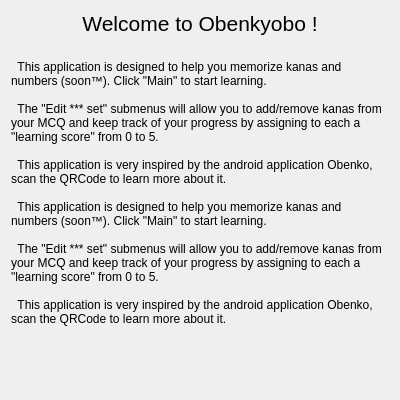
Qt form Src/widgetwelcome.ui (Aryetis/Obenkyobo) before a commit.
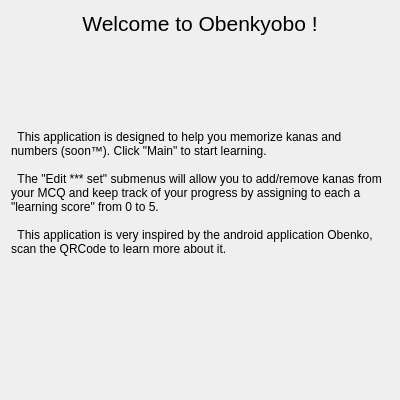
The same form after that commit. Icons and pictures are not drawn.

Commit message: widgetWelcome corrected

```diff
--- a/Src/widgetwelcome.ui
+++ b/Src/widgetwelcome.ui
@@ -71,12 +71,6 @@
 
   The &quot;Edit *** set&quot; submenus will allow you to add/remove kanas from your MCQ and keep track of your progress by assigning to each a &quot;learning score&quot; from 0 to 5.
 
-  This application is very inspired by the android application Obenko, scan the QRCode to learn more about it.
-
-  This application is designed to help you memorize kanas and numbers (soon™). Click &quot;Main&quot; to start learning.
-
-  The &quot;Edit *** set&quot; submenus will allow you to add/remove kanas from your MCQ and keep track of your progress by assigning to each a &quot;learning score&quot; from 0 to 5.
-
   This application is very inspired by the android application Obenko, scan the QRCode to learn more about it.</string>
        </property>
        <property name="wordWrap">
```
Left out of the diff: 2 changed lines with no effect on the pictures. The commit also changes 1 other file.
